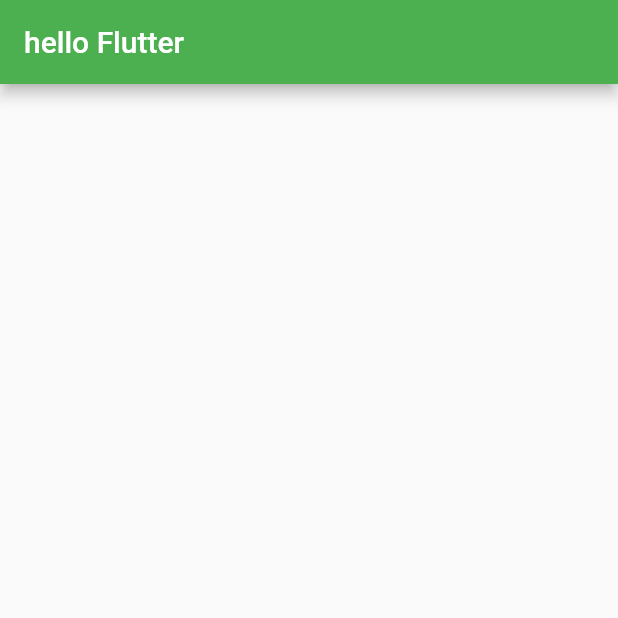
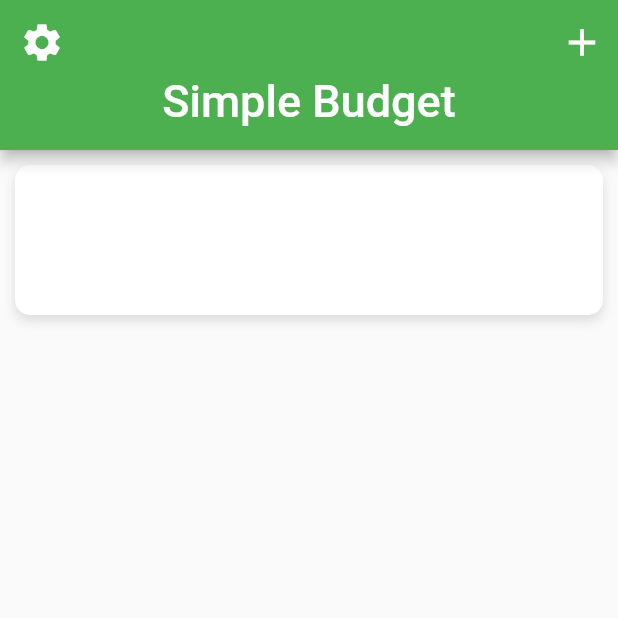
Before and after one commit to AdeelZahid/budet_app_ui, a Flutter app: the screen it shows after launch, on a phone screen of 412 x 824 dp, the top half of it. Run offline on Flutter 3.47's test engine with Material 2 defaults, Android fonts, the phone set to English and light mode, and no system bars.

```diff
--- a/lib/screens/home_screen.dart
+++ b/lib/screens/home_screen.dart
@@ -11,8 +11,55 @@ class _HomeScreenState extends State<HomeScreen> {
   @override
   Widget build(BuildContext context) {
     return Scaffold(
-      appBar: AppBar(
-        title: Text("hello Flutter"),
+      body: CustomScrollView(
+        slivers: <Widget>[
+          SliverAppBar(
+            expandedHeight: 100.0,
+            forceElevated: true,
+            // floating: true,
+            pinned: true,
+            leading: IconButton(
+              onPressed: () {},
+              icon: Icon(Icons.settings),
+              iconSize: 30.0,
+            ),
+            flexibleSpace: FlexibleSpaceBar(
+              title: Text('Simple Budget'),
+              centerTitle: true,
+            ),
+            actions: [
+              IconButton(
+                onPressed: () {},
+                icon: Icon(Icons.add),
+                iconSize: 30.0,
+                color: Colors.white,
+              ),
+            ],
+          ),
+          SliverList(
+            delegate: SliverChildBuilderDelegate(
+              (BuildContext context, int index) {
+                return Container(
+                  margin: EdgeInsets.all(10.0),
+                  height: 100.0,
+                  // color: Colors.red,
+                  decoration: BoxDecoration(
+                    color: Colors.white,
+                    boxShadow: [
+                      BoxShadow(
+                        blurRadius: 6.0,
+                        offset: Offset(0, 4),
+                        color: Colors.black12,
+                      ),
+                    ],
+                    borderRadius: BorderRadius.circular(10.0),
+                  ),
+                );
+              },
+              childCount: 1,
+            ),
+          ),
+        ],
       ),
     );
   }
```
Also changed, not shown: lib/widgets/bar_chart.dart (added).
